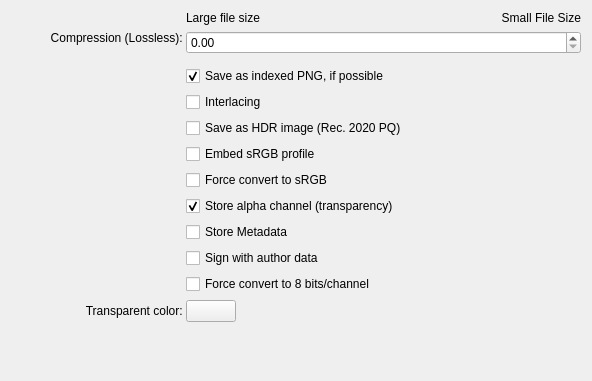
This is plugins/impex/png/kis_wdg_options_png.ui in KDE/krita as Qt 5 draws it before an edit. The edited form follows.
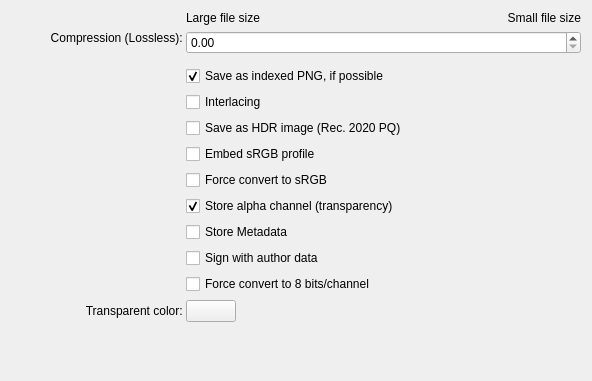
This is the edited form. Custom widgets are drawn as their Qt base class.

Commit message:
Fix capitalisation of text label
For consistency with "Large file size".

```diff
--- a/plugins/impex/png/kis_wdg_options_png.ui
+++ b/plugins/impex/png/kis_wdg_options_png.ui
@@ -140,7 +140,7 @@
 &lt;br&gt;Note: the compression level does not change the quality of the result.&lt;/p&gt;</string>
        </property>
        <property name="text">
-        <string comment="The compression will take a long time; saving the file will be slow.">Small File Size</string>
+        <string comment="The compression will take a long time; saving the file will be slow.">Small file size</string>
        </property>
        <property name="alignment">
         <set>Qt::AlignRight|Qt::AlignTrailing|Qt::AlignVCenter</set>
```
